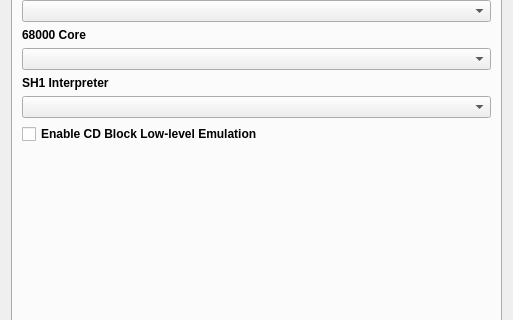
Old version of the form yabause/src/qt/ui/UISettings.ui in the repository Yabause/yabause; both pictures show x 0 to 513 and y 114 to 434 of the 513 by 563 pixel window.
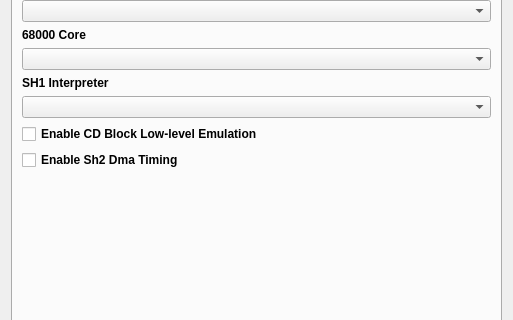
New version of the form. Custom widgets are drawn as their Qt base class.

Commit message: add sh2 dma timing option

What changed in the file:
```diff
--- a/yabause/src/qt/ui/UISettings.ui
+++ b/yabause/src/qt/ui/UISettings.ui
@@ -764,6 +764,13 @@
          </property>
         </widget>
        </item>
+       <item>
+        <widget class="QCheckBox" name="cbEnableSh2DmaTiming">
+         <property name="text">
+          <string>Enable Sh2 Dma Timing</string>
+         </property>
+        </widget>
+       </item>
        <item>
         <spacer>
          <property name="orientation">
```
Left out of the diff: 2 changed lines with no effect on the pictures. The commit also changes 7 other files.
